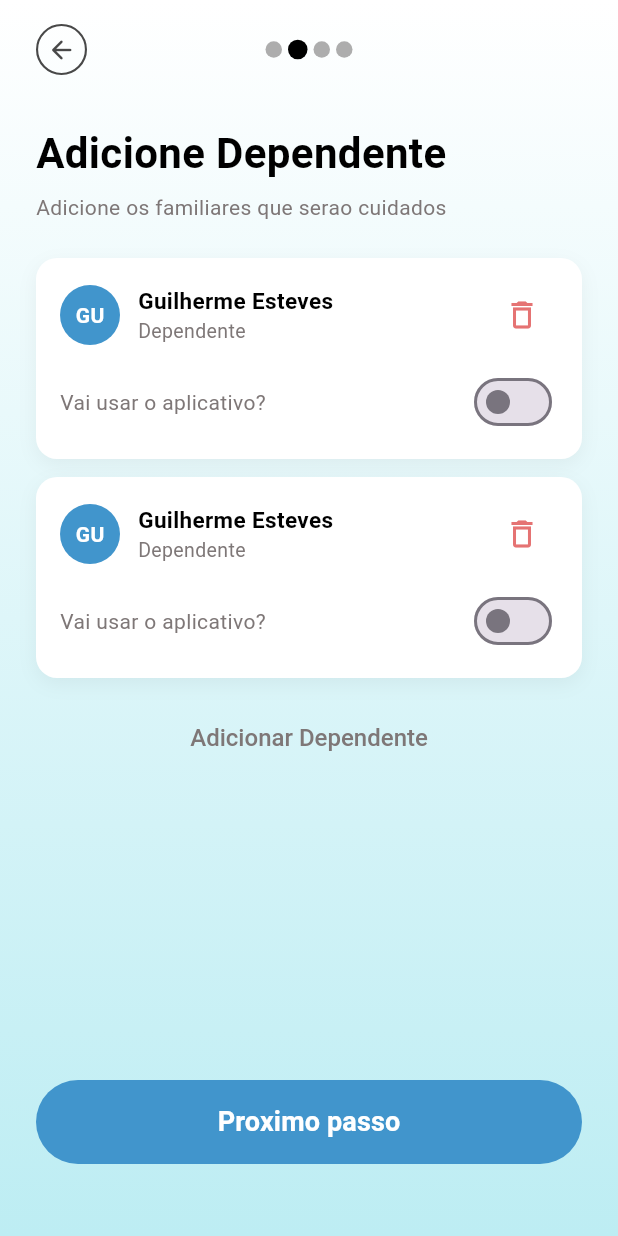
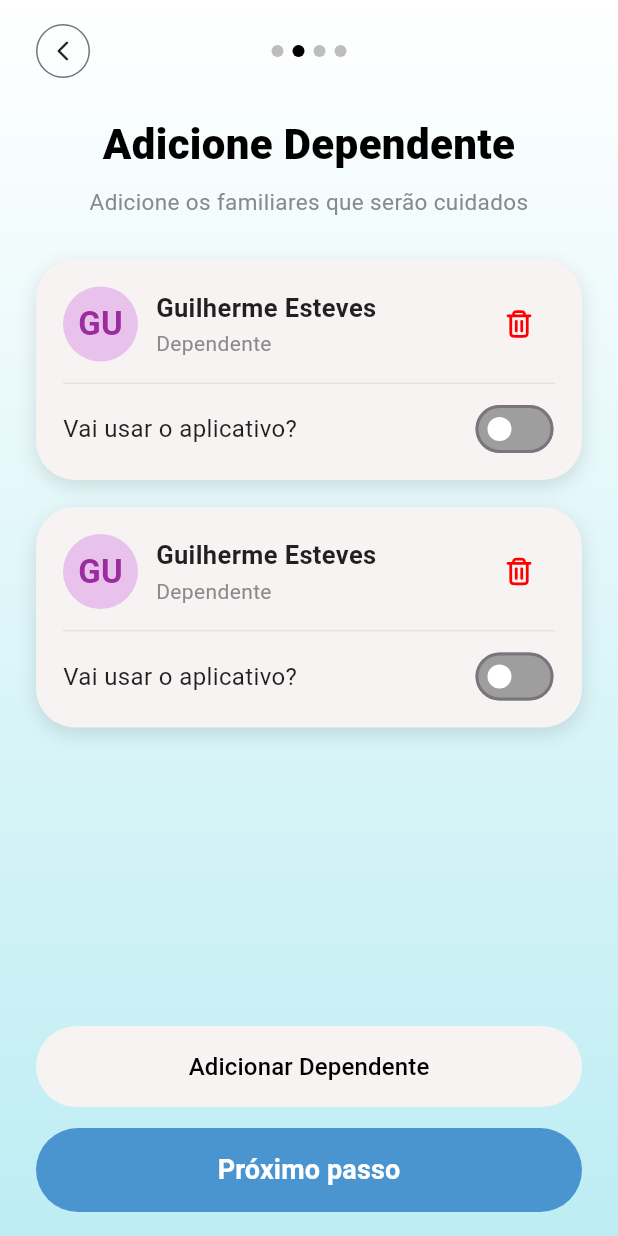
Before and after one commit to guiresteves/AgendaCare, a Flutter app: the AddDependentsPage widget shown alone on an empty page, opened directly, on a phone screen of 412 x 824 dp. Run offline on Flutter 3.47's test engine with Material 3 defaults, Android fonts, the phone set to English and light mode, and no system bars; our stand-ins replace firebase_auth, firebase_core, flutter_svg; accounts and stored records are empty.

Commit message:
feat: adiciona navegacao entre telas e ajusta layout conforme figma. adiciona direcionamento dos botoes. implementa tela d criar dependente. ajusta telas create family e add dependente.

```diff
--- a/lib/presentation/pages/add_family_dependents_page.dart
+++ b/lib/presentation/pages/add_family_dependents_page.dart
@@ -1,6 +1,8 @@
 import 'package:flutter/material.dart';
 
 import '../widgets/gradient_screen_layout.dart';
+import 'package:flutter_svg/flutter_svg.dart';
+import 'create_dependent_page.dart';
 
 class AddDependentsPage extends StatefulWidget {
   const AddDependentsPage({super.key});
@@ -18,87 +20,75 @@ class _AddDependentsPageState extends State<AddDependentsPage> {
   @override
   Widget build(BuildContext context) {
     return GradientScreenLayout(
+      child: IntrinsicHeight(
         child: Column(
-        crossAxisAlignment: CrossAxisAlignment.stretch,
-        mainAxisAlignment: MainAxisAlignment.spaceBetween,
-        children: [
-          Column(
           crossAxisAlignment: CrossAxisAlignment.stretch,
           children: [
             Row(
               children: [
-                  InkWell(
-                    borderRadius: BorderRadius.circular(20),
-                    onTap: () => Navigator.pop(context),
-                    child: Container(
-                      width: 34,
-                      height: 34,
+                Container(
+                  width: 36,
+                  height: 36,
                   decoration: BoxDecoration(
                     shape: BoxShape.circle,
-                        border: Border.all(
-                          color: const Color(0xFF484848),
-                          width: 1.4,
+                    border: Border.all(color: Colors.black54),
                   ),
-                      ),
-                      child: const Icon(
-                        Icons.arrow_back_rounded,
-                        size: 20,
-                        color: Color(0xFF484848),
+                  child: IconButton(
+                    padding: EdgeInsets.zero,
+                    onPressed: () => Navigator.pop(context),
+                    icon: const Icon(
+                      Icons.arrow_back_ios_new_rounded,
+                      size: 16,
+                      color: Colors.black87,
                     ),
                   ),
                 ),
-                  const Expanded(
-                    child: Row(
-                      mainAxisAlignment: MainAxisAlignment.center,
+                const Spacer(),
+                const Row(
                   children: [
                     _ProgressDot(isActive: false),
-                        SizedBox(width: 4),
+                    SizedBox(width: 6),
                     _ProgressDot(isActive: true),
-                        SizedBox(width: 4),
+                    SizedBox(width: 6),
                     _ProgressDot(isActive: false),
-                        SizedBox(width: 4),
+                    SizedBox(width: 6),
                     _ProgressDot(isActive: false),
                   ],
                 ),
-                  ),
-                  const SizedBox(width: 34),
+                const Spacer(),
+                const SizedBox(width: 36),
               ],
             ),
-              const SizedBox(height: 32),
+            const SizedBox(height: 24),
             const Text(
               'Adicione Dependente',
+              textAlign: TextAlign.center,
               style: TextStyle(
                 fontSize: 28,
-                  fontWeight: FontWeight.w700,
+                fontWeight: FontWeight.w800,
                 color: Colors.black,
               ),
             ),
-              const SizedBox(height: 6),
+            const SizedBox(height: 8),
             const Text(
-                'Adicione os familiares que serao cuidados',
-                style: TextStyle(
-                  fontSize: 14,
-                  fontWeight: FontWeight.w400,
-                  color: Color(0xFF7E7777),
+              'Adicione os familiares que serão cuidados',
+              textAlign: TextAlign.center,
+              style: TextStyle(fontSize: 15, color: Color(0xFF8A8A8A)),
             ),
-              ),
-              const SizedBox(height: 24),
+            const SizedBox(height: 28),
             ..._dependentes.asMap().entries.map((entry) {
               final i = entry.key;
               final d = entry.value;
               return Padding(
-                  padding: const EdgeInsets.only(bottom: 12),
+                padding: const EdgeInsets.only(bottom: 18),
                 child: Container(
-                    padding: const EdgeInsets.symmetric(
-                      horizontal: 16,
-                      vertical: 14,
-                    ),
+                  padding: const EdgeInsets.all(18),
                   decoration: BoxDecoration(
-                      color: Colors.white,
-                      borderRadius: BorderRadius.circular(14),
+                    color: const Color(0xFFF7F3F3),
+                    borderRadius: BorderRadius.circular(26),
                     boxShadow: const [
                       BoxShadow(
-                          color: Color.fromRGBO(0, 0, 0, 0.05),
+                        color: Color.fromRGBO(0, 0, 0, 0.12),
                         blurRadius: 10,
                         offset: Offset(0, 4),
                       ),
@@ -109,19 +99,19 @@ class _AddDependentsPageState extends State<AddDependentsPage> {
                       Row(
                         children: [
                           Container(
-                              width: 40,
-                              height: 40,
+                            width: 50,
+                            height: 50,
                             decoration: const BoxDecoration(
                               shape: BoxShape.circle,
-                                color: Color(0xFF4195CC),
+                              color: Color(0xFFE8C2EB),
                             ),
                             child: const Center(
                               child: Text(
                                 'GU',
                                 style: TextStyle(
-                                    fontSize: 14,
+                                  fontSize: 22,
                                   fontWeight: FontWeight.w700,
-                                    color: Colors.white,
+                                  color: Color(0xFF9A2CA0),
                                 ),
                               ),
                             ),
@@ -134,16 +124,17 @@ class _AddDependentsPageState extends State<AddDependentsPage> {
                                 Text(
                                   d['nome'],
                                   style: const TextStyle(
-                                      fontSize: 15,
-                                      fontWeight: FontWeight.w600,
-                                      color: Colors.black,
+                                    fontSize: 17,
+                                    fontWeight: FontWeight.w700,
+                                    color: Colors.black87,
                                   ),
                                 ),
+                                const SizedBox(height: 2),
                                 Text(
                                   d['papel'],
                                   style: const TextStyle(
-                                      fontSize: 13,
-                                      color: Color(0xFF7E7777),
+                                    fontSize: 14,
+                                    color: Color(0xFF8A8A8A),
                                   ),
                                 ),
                               ],
@@ -153,30 +144,39 @@ class _AddDependentsPageState extends State<AddDependentsPage> {
                             onPressed: () {
                               setState(() => _dependentes.removeAt(i));
                             },
-                              icon: const Icon(
-                                Icons.delete_outline,
-                                color: Color(0xFFE57373),
+                            icon: SvgPicture.asset(
+                              'assets/icons/Trash_Full.svg',
+                              width: 22,
+                              height: 22,
                             ),
                           ),
                         ],
                       ),
-                        const SizedBox(height: 10),
+                      const SizedBox(height: 14),
+                      const Divider(height: 1, color: Color(0xFFE3E3E3)),
+                      const SizedBox(height: 14),
                       Row(
                         mainAxisAlignment: MainAxisAlignment.spaceBetween,
                         children: [
                           const Text(
                             'Vai usar o aplicativo?',
                             style: TextStyle(
-                                fontSize: 14,
-                                color: Color(0xFF7E7777),
+                              fontSize: 16,
+                              color: Colors.black87,
                             ),
                           ),
-                            Switch(
+                          SizedBox(
+                            width: 54,
+                            height: 32,
+                            child: Switch(
                               value: d['usaApp'],
                               onChanged: (val) {
                                 setState(() => _dependentes[i]['usaApp'] = val);
                               },
-                              activeColor: const Color(0xFF4CAF50),
+                              activeTrackColor: const Color(0xFF34C759),
+                              inactiveThumbColor: Colors.white,
+                              inactiveTrackColor: const Color(0xFF9E9E9E),
+                            ),
                           ),
                         ],
                       ),
@@ -185,42 +185,56 @@ class _AddDependentsPageState extends State<AddDependentsPage> {
                 ),
               );
             }),
-              const SizedBox(height: 4),
-              TextButton(
-                onPressed: () {},
-                style: TextButton.styleFrom(
-                  foregroundColor: const Color(0xFF7E7777),
-                  textStyle: const TextStyle(
-                    fontSize: 16,
-                    fontWeight: FontWeight.w500,
+            const Spacer(),
+            const SizedBox(height: 24),
+            SizedBox(
+              width: double.infinity,
+              height: 54,
+              child: ElevatedButton(
+                onPressed: () {
+                  Navigator.push(
+                    context,
+                    MaterialPageRoute(
+                      builder: (context) => const NewDependentPage(),
                     ),
-                ),
-                child: const Text('Adicionar Dependente'),
-              ),
-            ],
-          ),
-          Column(
-            children: [
-              ElevatedButton(
-                onPressed: () {},
+                  );
+                },
                 style: ElevatedButton.styleFrom(
-                  backgroundColor: const Color(0xFF4195CC),
-                  foregroundColor: Colors.white,
-                  minimumSize: const Size.fromHeight(56),
+                  backgroundColor: const Color(0xFFF7F3F3),
+                  foregroundColor: Colors.black,
                   elevation: 0,
                   shape: RoundedRectangleBorder(
                     borderRadius: BorderRadius.circular(30),
                   ),
                 ),
                 child: const Text(
-                  'Proximo passo',
-                  style: TextStyle(fontSize: 18, fontWeight: FontWeight.w600),
+                  'Adicionar Dependente',
+                  style: TextStyle(fontSize: 16, fontWeight: FontWeight.w500),
                 ),
               ),
-              const SizedBox(height: 32),
+            ),
+            const SizedBox(height: 14),
+            SizedBox(
+              width: double.infinity,
+              height: 56,
+              child: ElevatedButton(
+                onPressed: () {},
+                style: ElevatedButton.styleFrom(
+                  backgroundColor: const Color(0xFF4A94CF),
+                  foregroundColor: Colors.white,
+                  elevation: 0,
+                  shape: RoundedRectangleBorder(
+                    borderRadius: BorderRadius.circular(30),
+                  ),
+                ),
+                child: const Text(
+                  'Próximo passo',
+                  style: TextStyle(fontSize: 18, fontWeight: FontWeight.w700),
+                ),
+              ),
+            ),
           ],
         ),
-        ],
       ),
     );
   }
@@ -233,15 +247,12 @@ class _ProgressDot extends StatelessWidget {
 
   @override
   Widget build(BuildContext context) {
-    return AnimatedContainer(
-      duration: const Duration(milliseconds: 300),
-      width: isActive ? 13 : 11,
-      height: isActive ? 13 : 11,
+    return Container(
+      width: 8,
+      height: 8,
       decoration: BoxDecoration(
-        color: isActive
-            ? const Color.fromARGB(255, 0, 0, 0)
-            : const Color.fromARGB(255, 173, 173, 173),
-        borderRadius: BorderRadius.circular(8),
+        shape: BoxShape.circle,
+        color: isActive ? Colors.black : const Color(0xFFBDBDBD),
       ),
     );
   }
```
Also changed, not shown: lib/presentation/pages/create_dependent_page.dart (added, +196 -0 lines), lib/presentation/pages/create_family_page.dart (+9 -1 lines). Lines whose indentation alone changed are shown as unchanged.
